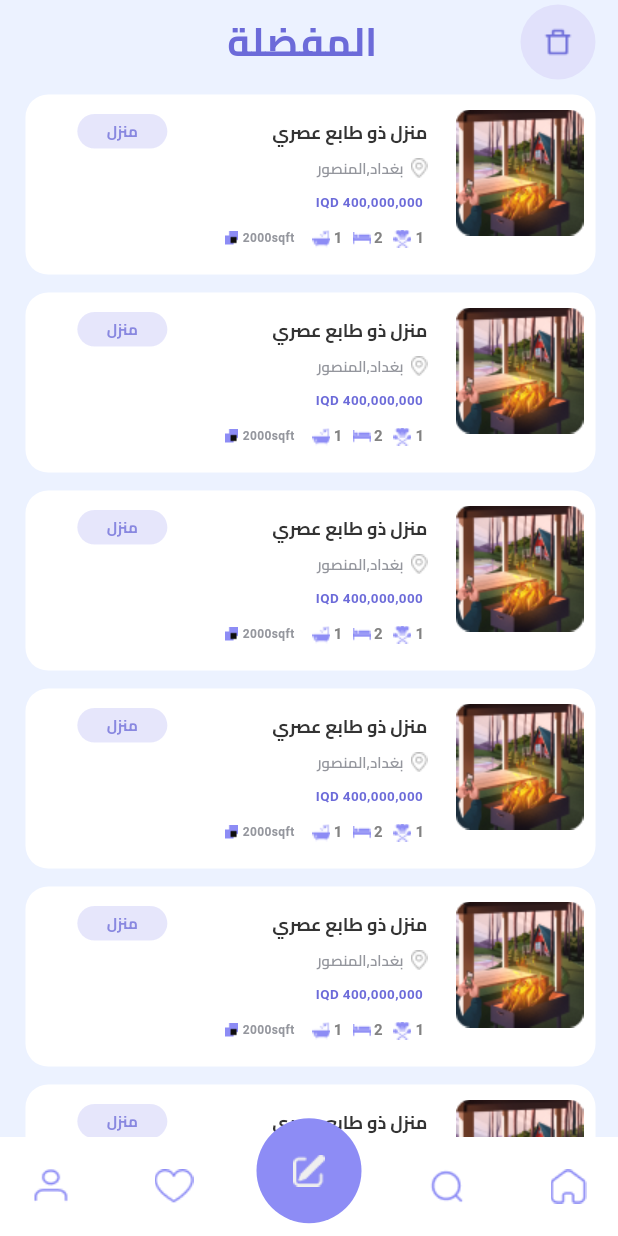
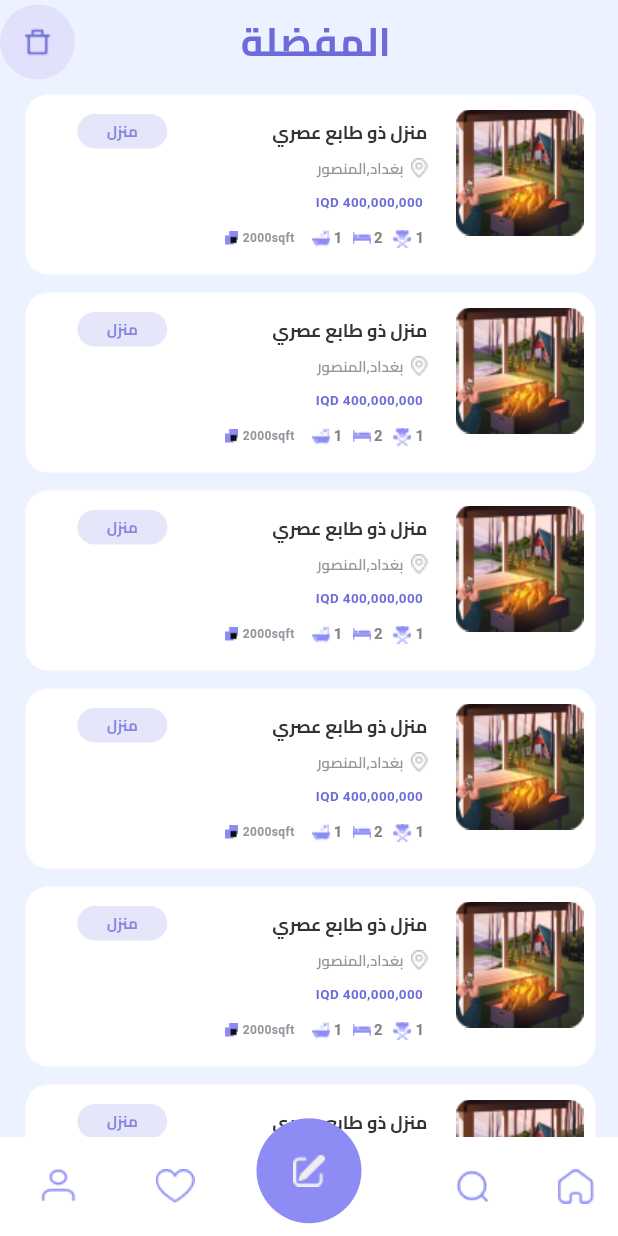
Before and after one commit to bishamoon/real_estate_project, a Flutter app: the screen it shows after launch, item 2 of the bottom bar chosen, on a phone screen of 412 x 824 dp. Run offline on Flutter 3.47's test engine with Material 3 defaults, Android fonts, the phone set to English and light mode, and no system bars; our stand-ins replace flutter_svg, smooth_page_indicator; Roboto replaces fonts that are missing (Poppins).

Commit message:
[edit] bottom nav bar

```diff
--- a/lib/componets/widgets/customNavBar.dart
+++ b/lib/componets/widgets/customNavBar.dart
@@ -1,52 +1,15 @@
-import 'package:flutter/material.dart';
+// import 'package:flutter/material.dart';
 
-class CustomBottomNavigationBar extends StatelessWidget {
-  final BuildContext context;
+// class CustomBottomNavigationBar extends StatelessWidget {
+//   final BuildContext context;
 
-  const CustomBottomNavigationBar({required this.context});
+//   const CustomBottomNavigationBar({super.key, required this.context});
 
-  @override
-  Widget build(BuildContext context) {
-    return Directionality(
-      textDirection: TextDirection.rtl,
-      child: BottomAppBar(
-        height: 66,
-        elevation: 0.0,
-        color: Colors.white,
-        child: Row(
-          children: [
-            SizedBox(width: 5.0),
-            GestureDetector(
-              child: Image.asset("assets/img/Home.png"),
-              onTap: () {
-                Navigator.pushNamed(context, '/HomeScreen');
-              },
-            ),
-            SizedBox(width: 55.0),
-            GestureDetector(
-              child: Image.asset("assets/img/seearch.png"),
-              onTap: () {},
-            ),
-            const SizedBox(width: 155.0),
-            GestureDetector(
-              child: Image.asset(
-                "assets/img/heart.png",
-              ),
-              onTap: () {
-                Navigator.pushNamed(context, '/FavoriteScreen');
-              },
-            ),
-            const SizedBox(width: 36.0),
-            Transform.translate(
-              offset: const Offset(-11, 0),
-              child: GestureDetector(
-                child: Image.asset("assets/img/person.png"),
-                onTap: () {},
-              ),
-            ),
-          ],
-        ),
-      ),
-    );
-  }
-}
+//   @override
+//   Widget build(BuildContext context) {
+//     return Directionality(
+//       textDirection: TextDirection.rtl,
+//       child:
+//     );
+//   }
+// }
--- /dev/null
+++ b/lib/main.dart
@@ -0,0 +1,36 @@
+import 'package:flutter/material.dart';
+import 'package:real_estate/componets/appColors.dart';
+import 'package:real_estate/screens/dashboard/dashboard_screen.dart';
+import 'package:real_estate/screens/homescreen/homeScreen.dart';
+
+import 'screens/auth/forgetpassword.dart';
+import 'screens/auth/signInScreen.dart';
+import 'screens/auth/signUpScreen.dart';
+import 'screens/favoriteScreen.dart';
+
+void main() {
+  runApp(const MyApp());
+}
+
+class MyApp extends StatelessWidget {
+  const MyApp({super.key});
+
+  // This widget is the root of your application.
+  @override
+  Widget build(BuildContext context) {
+    return MaterialApp(
+      debugShowCheckedModeBanner: false,
+      theme: ThemeData(
+        scaffoldBackgroundColor: AppColors.backgroundColor,
+      ),
+      home: const DashBoardScreen(),
+      routes: {
+        '/SignInScreen': (context) => const SignInScreen(),
+        '/SignUpScreen': (context) => const SignUpScreen(),
+        '/ForgetPassword': (context) => const ForgetPassword(),
+        '/HomeScreen': (context) => const HomeScreen(),
+        '/FavoriteScreen': (context) => const FavoriteScreen(),
+      },
+    );
+  }
+}
--- /dev/null
+++ b/lib/screens/dashboard/dashboard_screen.dart
@@ -0,0 +1,89 @@
+import 'package:flutter/material.dart';
+import 'package:real_estate/componets/appColors.dart';
+import 'package:real_estate/screens/favoriteScreen.dart';
+import 'package:real_estate/screens/homescreen/homeScreen.dart';
+
+class DashBoardScreen extends StatefulWidget {
+  const DashBoardScreen({super.key});
+
+  @override
+  State<DashBoardScreen> createState() => _DashBoardScreenState();
+}
+
+final List<Widget> screens = [
+  const HomeScreen(),
+  const Text('search'),
+  const FavoriteScreen(),
+  const Text('person'),
+];
+int _currentIndex = 0;
+
+class _DashBoardScreenState extends State<DashBoardScreen> {
+  @override
+  Widget build(BuildContext context) {
+    return Directionality(
+        textDirection: TextDirection.rtl,
+        child: Scaffold(
+          bottomNavigationBar: BottomAppBar(
+            height: 66,
+            elevation: 0.0,
+            color: Colors.white,
+            child: Row(
+              mainAxisAlignment: MainAxisAlignment.spaceBetween,
+              children: [
+                GestureDetector(
+                  child: Image.asset("assets/img/Home.png"),
+                  onTap: () {
+                    // Navigator.pushNamed(context, '/HomeScreen');
+                    setState(() {
+                      _currentIndex = 0;
+                    });
+                  },
+                ),
+                GestureDetector(
+                  child: Image.asset("assets/img/seearch.png"),
+                  onTap: () {},
+                ),
+                const SizedBox(),
+                const SizedBox(),
+                const SizedBox(),
+                GestureDetector(
+                  child: Image.asset(
+                    "assets/img/heart.png",
+                  ),
+                  onTap: () {
+                    // Navigator.pushNamed(context, '/FavoriteScreen');
+                    setState(() {
+                      _currentIndex = 2;
+                    });
+                  },
+                ),
+                GestureDetector(
+                  child: Image.asset("assets/img/person.png"),
+                  onTap: () {},
+                ),
+              ],
+            ),
+          ),
+          floatingActionButtonLocation:
+              FloatingActionButtonLocation.centerDocked,
+          floatingActionButton: Container(
+            margin: const EdgeInsets.only(top: 45),
+            height: 70,
+            width: 70,
+            child: FloatingActionButton(
+              backgroundColor: AppColors.primaryColor,
+              elevation: 0,
+              onPressed: () => debugPrint("Add Button pressed"),
+              shape: RoundedRectangleBorder(
+                  borderRadius: BorderRadius.circular(100)),
+              child: GestureDetector(
+                child: Image.asset("assets/img/write.png"),
+                onTap: () {},
+              ),
+            ),
+          ),
+          body: screens[_currentIndex],
+        ));
+  }
+}
--- a/lib/screens/favoriteScreen.dart
+++ b/lib/screens/favoriteScreen.dart
@@ -1,6 +1,6 @@
 import 'package:flutter/material.dart';
+
 import '../componets/appColors.dart';
-import '../componets/widgets/customNavBar.dart';
 import '../componets/widgets/nearbyCard2.dart';
 
 class FavoriteScreen extends StatefulWidget {
@@ -25,7 +25,7 @@
               child: Container(
                   width: 50,
                   height: 50,
-                    decoration: BoxDecoration(
+                  decoration: const BoxDecoration(
                       shape: BoxShape.circle,
                       color: AppColors.iconBackgroundColor),
                   child: Image.asset("assets/img/Trash.png")),
@@ -35,7 +35,7 @@
                   context: context,
                   builder: (BuildContext context) {
                     return AlertDialog(
-                        title: Text(
+                      title: const Text(
                         'حذف المفضلة؟',
                         textAlign: TextAlign.center,
                         style: TextStyle(
@@ -45,7 +45,7 @@
                           fontWeight: FontWeight.w700,
                         ),
                       ),
-                        content: Text(
+                      content: const Text(
                         "هل أنت متأكد أنك تريد حذف كافة المفضلة؟",
                         textAlign: TextAlign.center,
                         style: TextStyle(
@@ -57,7 +57,7 @@
                       ),
                       actions: <Widget>[
                         TextButton(
-                            child: Text(
+                          child: const Text(
                             'لا',
                             style: TextStyle(
                               color: Colors.black,
@@ -71,7 +71,7 @@
                           },
                         ),
                         TextButton(
-                            child: Text('نعم',
+                          child: const Text('نعم',
                               style: TextStyle(
                                 color: Colors.black,
                                 fontSize: 14,
@@ -93,7 +93,7 @@
             ),
           ),
         ],
-          title: Center(
+        title: const Center(
           child: Text(
             'المفضلة',
             textAlign: TextAlign.center,
@@ -105,7 +105,7 @@
             ),
           ),
         ),
-          leading: SizedBox(
+        leading: const SizedBox(
           width: 11,
         ),
       ),
@@ -126,7 +126,7 @@
                   background: Container(
                     width: 100,
                     height: 50,
-                      decoration: BoxDecoration(
+                    decoration: const BoxDecoration(
                       borderRadius: BorderRadius.all(
                         Radius.circular(15),
                       ),
@@ -159,25 +159,24 @@
           ),
         ),
       ),
-          bottomNavigationBar: CustomBottomNavigationBar(context: context),
+      // bottomNavigationBar: CustomBottomNavigationBar(context: context),
       floatingActionButtonLocation: FloatingActionButtonLocation.centerDocked,
-        floatingActionButton: Container(
-          margin: const EdgeInsets.only(top: 45),
-          height: 70,
-          width: 70,
-          child: FloatingActionButton(
-            backgroundColor: AppColors.primaryColor,
-            elevation: 0,
-            onPressed: () => debugPrint("Add Button pressed"),
-            shape: RoundedRectangleBorder(
-                borderRadius: BorderRadius.circular(100)),
-            child: GestureDetector(
-              child: Image.asset("assets/img/write.png"),
-              onTap: () {},
-            ),
-          ),
-         )
-
+      // floatingActionButton: Container(
+      //   margin: const EdgeInsets.only(top: 45),
+      //   height: 70,
+      //   width: 70,
+      //   child: FloatingActionButton(
+      //     backgroundColor: AppColors.primaryColor,
+      //     elevation: 0,
+      //     onPressed: () => debugPrint("Add Button pressed"),
+      //     shape: RoundedRectangleBorder(
+      //         borderRadius: BorderRadius.circular(100)),
+      //     child: GestureDetector(
+      //       child: Image.asset("assets/img/write.png"),
+      //       onTap: () {},
+      //     ),
+      //   ),
+      // )
     );
   }
 }
--- a/lib/screens/main.dart
+++ /dev/null
@@ -1,37 +0,0 @@
-import 'package:flutter/material.dart';
-import 'package:real_estate/componets/appColors.dart';
-import 'package:real_estate/screens/building/land.dart';
-import 'package:real_estate/screens/homescreen/homeScreen.dart';
-import 'auth/forgetpassword.dart';
-import 'auth/signInScreen.dart';
-import 'auth/signUpScreen.dart';
-import 'building/land.dart';
-import 'noFav.dart';
-import 'favoriteScreen.dart';
-
-void main() {
-  runApp(const MyApp());
-}
-
-class MyApp extends StatelessWidget {
-  const MyApp({super.key});
-
-  // This widget is the root of your application.
-  @override
-  Widget build(BuildContext context) {
-    return MaterialApp(
-      debugShowCheckedModeBanner: false,
-      theme: ThemeData(
-        scaffoldBackgroundColor: AppColors.backgroundColor,
-      ),
-      home: NoFav(),
-      routes: {
-        '/SignInScreen': (context) => SignInScreen(),
-        '/SignUpScreen': (context) => SignUpScreen(),
-        '/ForgetPassword': (context) => ForgetPassword(),
-        '/HomeScreen': (context) => HomeScreen(),
-        '/FavoriteScreen': (context) => FavoriteScreen(),
-      },
-    );
-  }
-}
--- a/lib/screens/noFav.dart
+++ b/lib/screens/noFav.dart
@@ -31,7 +31,7 @@
           ],
         ),
       ),
-      bottomNavigationBar: CustomBottomNavigationBar(context: context),
+      // bottomNavigationBar: CustomBottomNavigationBar(context: context),
         floatingActionButtonLocation: FloatingActionButtonLocation.centerDocked,
         floatingActionButton: Container(
           margin: EdgeInsets.only(top: 45),
```
Also changed, not shown: lib/screens/homescreen/homeScreen.dart (+42 -41 lines), 1 other file. Lines whose indentation alone changed are shown as unchanged.
